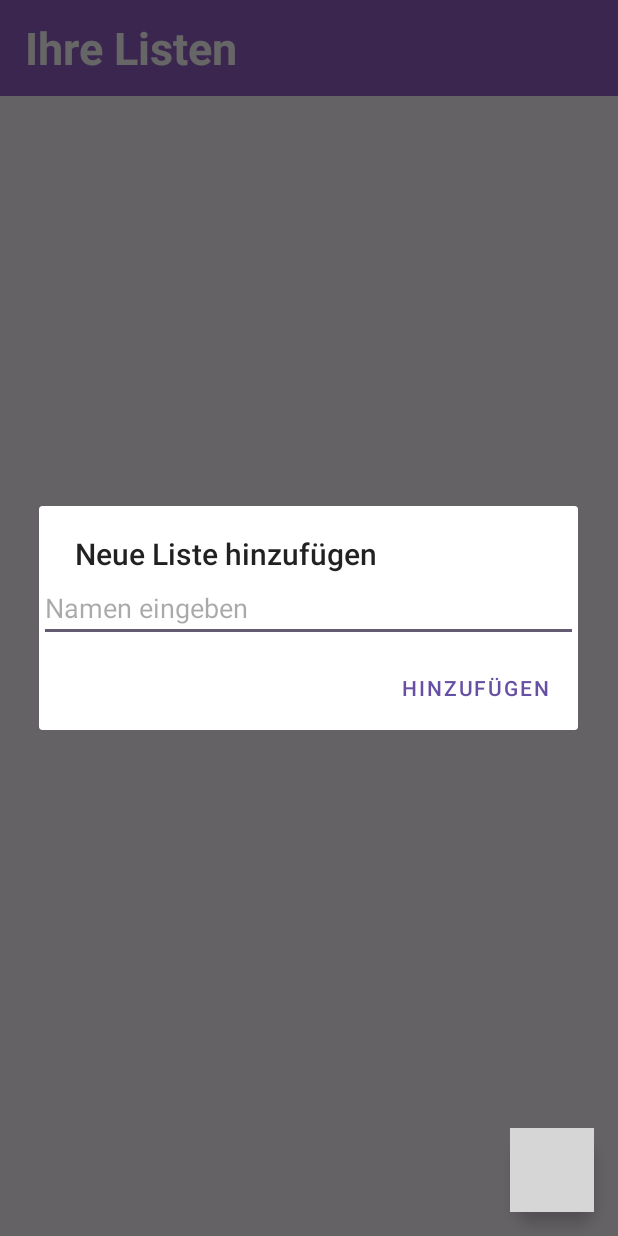
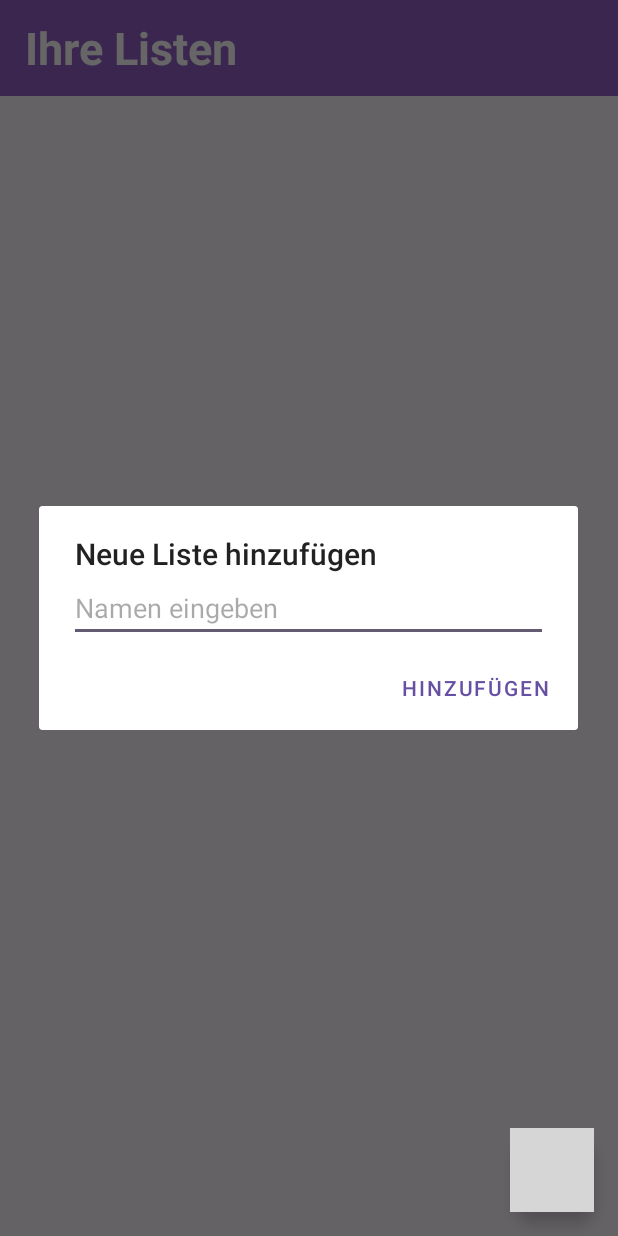
Before and after one commit to jaggiismael/SpotSaver, an Android app: the screen it shows after launch (MainActivity), after a tap on an icon or button, on a phone screen of 412 x 824 dp. Run offline under Robolectric (Android 15) with nearby library versions, the phone set to English and light mode, and no system bars; our stand-ins replace Room's generated code; grey boxes are pictures that could not be loaded.

Commit message:
Improved Look and Feel to match Mockups

```diff
--- a/Software/SpotSaver/app/build.gradle
+++ b/Software/SpotSaver/app/build.gradle
@@ -47,7 +47,10 @@ dependencies {
     //OSMDroid
     implementation 'org.osmdroid:osmdroid-android:6.1.16'
 
+    testImplementation 'org.mockito:mockito-core:3.12.4'
     testImplementation 'junit:junit:4.13.2'
     androidTestImplementation 'androidx.test.ext:junit:1.1.5'
     androidTestImplementation 'androidx.test.espresso:espresso-core:3.5.1'
+    androidTestImplementation 'androidx.test.espresso:espresso-intents:3.5.1'
+
 }
--- a/Software/SpotSaver/app/src/main/java/com/example/spotsaver/DetailSpotActivity.java
+++ b/Software/SpotSaver/app/src/main/java/com/example/spotsaver/DetailSpotActivity.java
@@ -39,6 +39,8 @@ public class DetailSpotActivity extends AppCompatActivity {
     ImageView back;
     ImageView delete;
     ImageView edit;
+    private boolean alertDialogShown = false;
+    private Intent nextStartedActivity = null;
 
 
     @Override
@@ -108,6 +110,7 @@ public class DetailSpotActivity extends AppCompatActivity {
                 builder.setPositiveButton("Delete List", new DialogInterface.OnClickListener() {
                     public void onClick(DialogInterface dialog, int id) {
                         db.spotDao().delete(spot.id);
+                        Toast.makeText(getApplicationContext(),R.string.toastSpotDelete,Toast.LENGTH_SHORT).show();
                         Intent intent = new Intent(DetailSpotActivity.this, SpotListActivity.class);
                         Bundle b = new Bundle();
                         b.putInt("key", spot.lid); //List Id
--- a/Software/SpotSaver/app/src/main/java/com/example/spotsaver/MainActivity.java
+++ b/Software/SpotSaver/app/src/main/java/com/example/spotsaver/MainActivity.java
@@ -5,9 +5,12 @@ import android.content.DialogInterface;
 import android.content.Intent;
 import android.os.Bundle;
 import android.text.InputType;
+import android.text.TextUtils;
 import android.view.View;
 import android.widget.EditText;
+import android.widget.LinearLayout;
 import android.widget.TextView;
+import android.widget.Toast;
 
 import com.example.spotsaver.model.SpotList;
 import com.example.spotsaver.model.SpotListDao;
@@ -27,11 +30,13 @@ import java.util.List;
 public class MainActivity extends AppCompatActivity {
 
     FloatingActionButton addList;
+    SpotListDao spotListDao;
 
     @Override
     protected void onCreate(Bundle savedInstanceState) {
         super.onCreate(savedInstanceState);
         setContentView(R.layout.activity_main);
+
 
         Toolbar toolbar = findViewById(R.id.toolbar);
         setSupportActionBar(toolbar);
@@ -50,7 +55,7 @@ public class MainActivity extends AppCompatActivity {
 
         RecyclerView recyclerView = findViewById(R.id.recyclerview);
 
-        SpotListDao spotListDao = db.spotListDao();
+        spotListDao = db.spotListDao();
 
         List<SpotList> lists = spotListDao.getAll();
 
@@ -66,17 +71,23 @@ public class MainActivity extends AppCompatActivity {
                 AlertDialog.Builder builder = new AlertDialog.Builder(MainActivity.this);
                 builder.setTitle(R.string.newList);
 
-                final EditText listName = new EditText(MainActivity.this);
+                View layout = getLayoutInflater().inflate(R.layout.alert_dialog, null);
+                builder.setView(layout);
+
+                EditText listName = layout.findViewById(R.id.listName);
                 listName.setInputType(InputType.TYPE_CLASS_TEXT);
                 listName.setHint(R.string.newListHint);
 
-
-                builder.setView(listName);
                 builder.setPositiveButton(R.string.add, new DialogInterface.OnClickListener() {
                     public void onClick(DialogInterface dialog, int id) {
+                        if(TextUtils.isEmpty(listName.getText().toString())) {
+                            Toast.makeText(getApplicationContext(),R.string.toastSpotListFail,Toast.LENGTH_SHORT).show();
+                            return;
+                        }
                         db.spotListDao().insertAll(new SpotList(listName.getText().toString()));
                         List<SpotList> lists = spotListDao.getAll();
                         listAdapter.updateList(lists);
+                        Toast.makeText(getApplicationContext(),R.string.toastSpotList,Toast.LENGTH_SHORT).show();
                     }
                 });
                 // Create the AlertDialog
--- a/Software/SpotSaver/app/src/main/java/com/example/spotsaver/model/Spot.java
+++ b/Software/SpotSaver/app/src/main/java/com/example/spotsaver/model/Spot.java
@@ -6,11 +6,15 @@ import androidx.room.ForeignKey;
 import androidx.room.PrimaryKey;
 
 @Entity(foreignKeys = {@ForeignKey(entity = SpotList.class,
-        parentColumns = "iid",
+        parentColumns = "lid",
         childColumns = "listId",
         onDelete = ForeignKey.CASCADE)
 })
 public class Spot {
+
+    public Spot() {
+
+    }
 
     public Spot(String name, String description, double latitude, double longitude, int lid) {
         this.name = name;
--- a/Software/SpotSaver/app/src/main/java/com/example/spotsaver/model/SpotList.java
+++ b/Software/SpotSaver/app/src/main/java/com/example/spotsaver/model/SpotList.java
@@ -8,7 +8,7 @@ import androidx.room.PrimaryKey;
 public class SpotList {
 
     @PrimaryKey(autoGenerate = true)
-    public int iid;
+    public int lid;
 
     @ColumnInfo(name = "name")
     public
--- a/Software/SpotSaver/app/src/main/java/com/example/spotsaver/model/SpotListDao.java
+++ b/Software/SpotSaver/app/src/main/java/com/example/spotsaver/model/SpotListDao.java
@@ -15,7 +15,7 @@ public interface SpotListDao {
     @Query("SELECT * FROM spotList")
     List<SpotList> getAll();
 
-    @Query("SELECT * FROM spotList WHERE iid = :listid")
+    @Query("SELECT * FROM spotList WHERE lid = :listid")
     SpotList getListById(int listid);
 
     @Insert
@@ -27,6 +27,6 @@ public interface SpotListDao {
     @Delete
     void delete(SpotList spotList);
 
-    @Query("DELETE FROM spotList WHERE iid = :listid")
+    @Query("DELETE FROM spotList WHERE lid = :listid")
     void deleteListById(int listid);
 }
--- a/Software/SpotSaver/app/src/main/java/com/example/spotsaver/recyclerAdapter/ListAdapter.java
+++ b/Software/SpotSaver/app/src/main/java/com/example/spotsaver/recyclerAdapter/ListAdapter.java
@@ -49,12 +49,12 @@ public class ListAdapter extends RecyclerView.Adapter<ListViewHolder> {
         holder.layout.setOnClickListener(new View.OnClickListener() {
             @Override
             public void onClick(View view) {
-                Log.d("Liste", "iid: " + (lists.get(position).iid));
+                Log.d("Liste", "iid: " + (lists.get(position).lid));
                 Intent intent = new Intent(context, SpotListActivity.class);
                 //Sollte noch geändert werden
                 intent.setFlags(FLAG_ACTIVITY_NEW_TASK);
                 Bundle b = new Bundle();
-                b.putInt("key", lists.get(position).iid); //List Id
+                b.putInt("key", lists.get(position).lid); //List Id
                 intent.putExtras(b); //Put your id to your next Intent
                 context.startActivity(intent);
             }
--- a/Software/SpotSaver/app/src/main/res/layout/activity_main.xml
+++ b/Software/SpotSaver/app/src/main/res/layout/activity_main.xml
@@ -23,7 +23,7 @@
         android:layout_height="wrap_content"
         android:layout_margin="16dp"
         android:layout_alignParentBottom="true"
-        android:layout_alignParentRight="true"
+        android:layout_alignParentEnd="true"
         android:clickable="true"
         android:focusable="true"
         app:srcCompat="@drawable/sharp_add_black_36" />
--- /dev/null
+++ b/Software/SpotSaver/app/src/main/res/layout/alert_dialog.xml
@@ -0,0 +1,13 @@
+<?xml version="1.0" encoding="utf-8"?>
+<LinearLayout xmlns:android="http://schemas.android.com/apk/res/android"
+    android:layout_width="match_parent"
+    android:layout_height="match_parent"
+    android:orientation="vertical"
+    android:paddingLeft="20dp"
+    android:paddingRight="20dp">
+
+    <EditText
+        android:id="@+id/listName"
+        android:layout_width="match_parent"
+        android:layout_height="wrap_content" />
+</LinearLayout>
--- a/Software/SpotSaver/app/src/main/res/layout/list_item.xml
+++ b/Software/SpotSaver/app/src/main/res/layout/list_item.xml
@@ -10,17 +10,18 @@
         android:layout_width="48dp"
         android:layout_height="48dp"
         android:id="@+id/imageview"
-        android:layout_marginRight="10dp"
+        android:layout_marginEnd="10dp"
         android:layout_centerVertical="true"
         />
 
     <TextView
         android:id="@+id/name"
         android:layout_width="match_parent"
-        android:layout_height="wrap_content"
+        android:layout_height="48dp"
         android:layout_toEndOf="@+id/imageview"
         android:textColor="@color/black"
         android:textSize="30sp"
+        android:gravity="center|left"
         tools:text="Name" />
 
 
--- a/Software/SpotSaver/app/src/main/res/layout/toolbar.xml
+++ b/Software/SpotSaver/app/src/main/res/layout/toolbar.xml
@@ -4,7 +4,7 @@
     android:layout_width="match_parent"
     android:layout_height="wrap_content"
     xmlns:app="http://schemas.android.com/apk/res-auto"
-    android:background="#9460C8"
+    android:background="@color/violet"
     android:elevation="4dp">
 
     <ImageView
@@ -23,8 +23,7 @@
         android:ellipsize="end"
         android:gravity="center"
         android:maxLines="1"
-        android:text="Line one"
-        android:textSize="30dp"
+        android:textSize="30sp"
         android:textAppearance="@android:style/TextAppearance.WindowTitle"
         android:visibility="visible" />
 
--- a/Software/SpotSaver/app/src/main/res/values/colors.xml
+++ b/Software/SpotSaver/app/src/main/res/values/colors.xml
@@ -2,4 +2,5 @@
 <resources>
     <color name="black">#FF000000</color>
     <color name="white">#FFFFFFFF</color>
+    <color name="violet">#9460C8</color>
 </resources>
--- a/Software/SpotSaver/app/src/main/res/values/strings.xml
+++ b/Software/SpotSaver/app/src/main/res/values/strings.xml
@@ -9,9 +9,15 @@
     <string name="delete">Löschen</string>
     <string name="cantUndone">Diese Aktion kann nicht rückgängig gemacht werden</string>
     <string name="toastSpot">Ort hinzugefügt</string>
+    <string name="toastSpotList">Liste hinzugefügt</string>
+    <string name="toastSpotListFail">Sie müssen einen Namen eingeben</string>
+    <string name="toastSpotDelete">Ort gelöscht</string>
+    <string name="toastSpotListDelete">Liste gelöscht</string>
+    <string name="toastSpotListEdit">Liste umbenannt</string>
     <string name="addSpot">Ort hinzufügen</string>
     <string name="name">Name:</string>
     <string name="description">Beschreibung:</string>
     <string name="renameList">Liste umbenennen:</string>
     <string name="rename">Umbenennen</string>
+    <string name="clickMap">Tippen Sie auf die Karte um den Ort zu markieren</string>
 </resources>
```
Also changed, not shown: Software/SpotSaver/app/src/main/java/com/example/spotsaver/CreateSpot.java (+14 -3 lines), Software/SpotSaver/app/src/main/java/com/example/spotsaver/SpotListActivity.java (+12 -3 lines), Software/SpotSaver/app/src/main/res/layout/create_spot.xml (+10 -0 lines), Software/SpotSaver/app/src/main/res/drawable/list.png.
